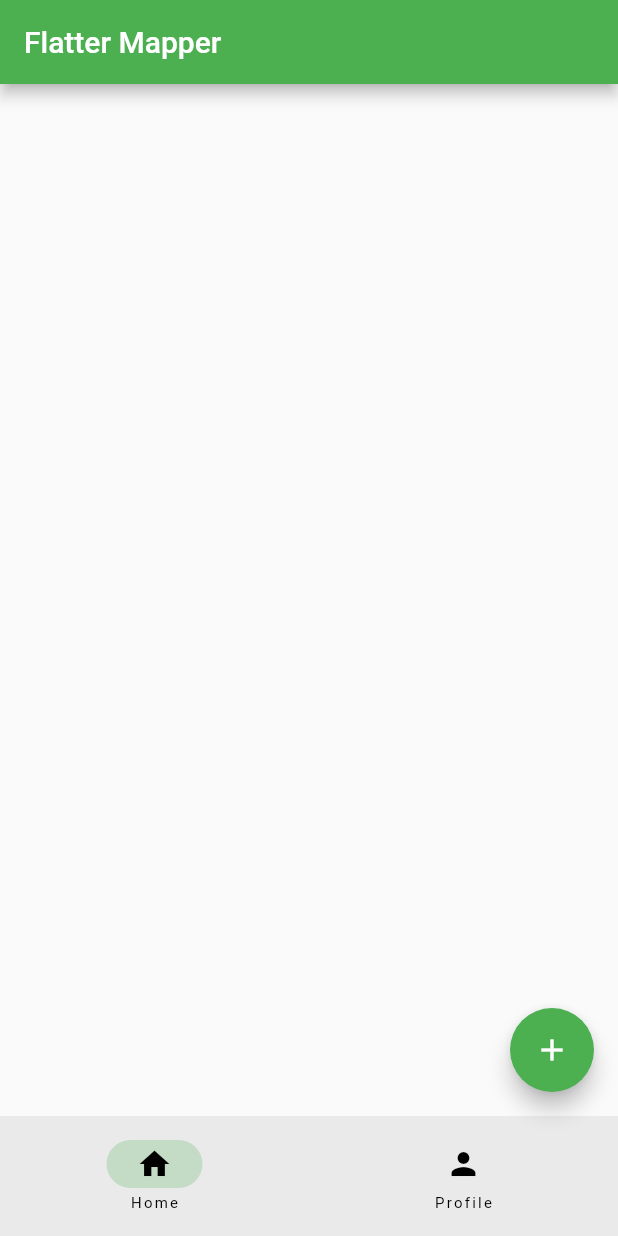
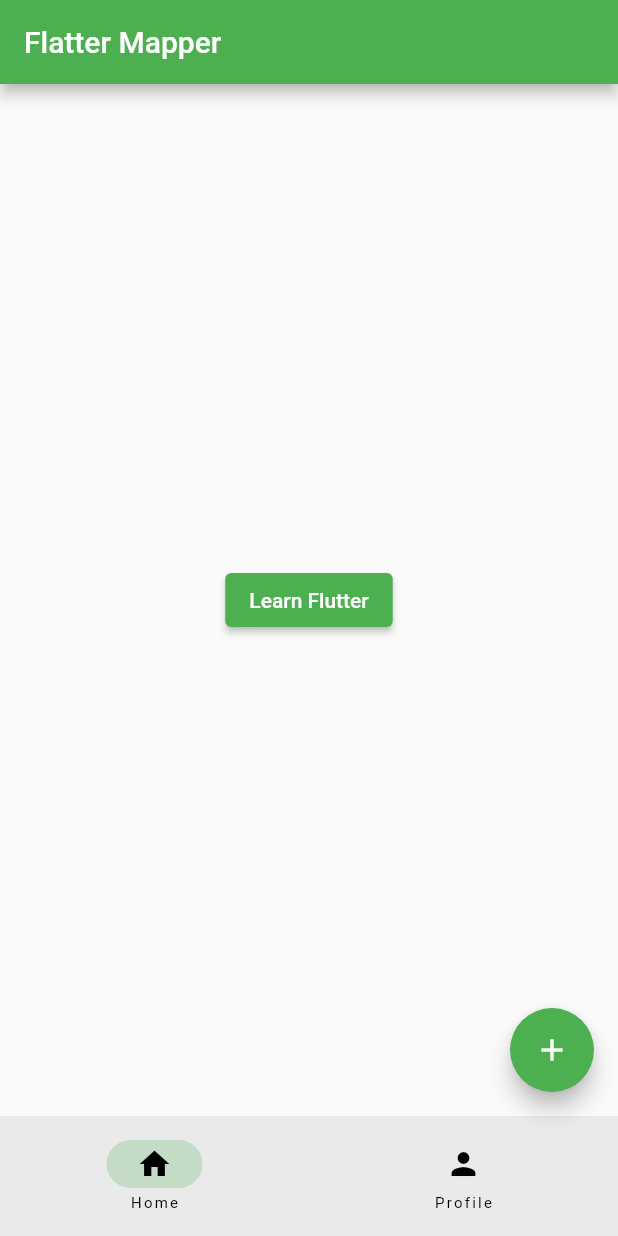
Before and after one commit to ShadrackOngera/flata_mapper, a Flutter app: the screen it shows after launch, on a phone screen of 412 x 824 dp. Run offline on Flutter 3.47's test engine with Material 2 defaults, Android fonts, the phone set to English and light mode, and no system bars.

Commit message:
learn flutter page

```diff
--- /dev/null
+++ b/lib/home_page.dart
@@ -0,0 +1,24 @@
+import 'package:flata_mapper/learn_flutter_page.dart';
+import 'package:flutter/material.dart';
+
+class HomePage extends StatelessWidget {
+  const HomePage({super.key});
+
+  @override
+  Widget build(BuildContext context) {
+    return Center(
+      child: ElevatedButton(
+        onPressed: () {
+          Navigator.of(context).push(
+            MaterialPageRoute(
+              builder: (BuildContext context) {
+                return const LearnFlutterPage();
+              },
+            ),
+          );
+        },
+        child: const Text('Learn Flutter'),
+      ),
+    );
+  }
+}
--- a/lib/main.dart
+++ b/lib/main.dart
@@ -1,4 +1,6 @@
 import 'package:flutter/material.dart';
+
+import 'home_page.dart';
 
 void main() {
   runApp(const MyApp());
@@ -39,6 +41,7 @@
       appBar: AppBar(
         title: const Text('Flatter Mapper'),
       ),
+      body: const HomePage(),
       floatingActionButton: FloatingActionButton(
         onPressed: () {
           debugPrint('Floating action Button');
--- a/pubspec.yaml
+++ b/pubspec.yaml
@@ -60,8 +60,8 @@
   uses-material-design: true
 
   # To add assets to your application, add an assets section, like this:
-  # assets:
-  #   - images/a_dot_burr.jpeg
+  assets:
+    - images/
   #   - images/a_dot_ham.jpeg
 
   # An image asset can refer to one or more resolution-specific "variants", see
```
Also changed, not shown: lib/learn_flutter_page.dart (added, +29 -0 lines), images/day.jpg (added).
